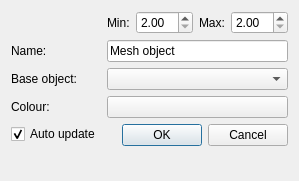
Old version of the form MeshDialog.ui in the repository ma-tech/WlzQtApps.
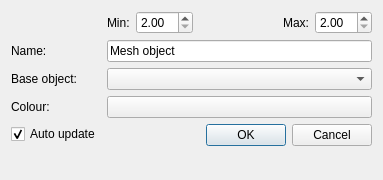
New version of the form. Custom widgets are drawn as their Qt base class.

What changed in the file:
```diff
--- a/MeshDialog.ui
+++ b/MeshDialog.ui
@@ -6,8 +6,8 @@
    <rect>
     <x>0</x>
     <y>0</y>
-    <width>289</width>
-    <height>181</height>
+    <width>383</width>
+    <height>180</height>
    </rect>
   </property>
   <property name="minimumSize">
@@ -35,7 +35,7 @@
     </widget>
    </item>
    <item row="0" column="1">
-    <layout class="QHBoxLayout" name="horizontalLayout">
+    <layout class="QHBoxLayout" name="horizontalLayout" stretch="0,0,1,0">
      <item>
       <widget class="QLabel" name="label_2">
        <property name="text">
@@ -55,6 +55,9 @@
        <property name="text">
         <string>Max:</string>
        </property>
+       <property name="alignment">
+        <set>Qt::AlignRight|Qt::AlignTrailing|Qt::AlignVCenter</set>
+       </property>
       </widget>
      </item>
      <item>
@@ -93,14 +96,7 @@
    <item row="3" column="1">
     <widget class="QtColorPicker" name="colorpickerObject"/>
    </item>
-   <item row="5" column="1">
-    <widget class="QDialogButtonBox" name="buttonBox">
-     <property name="standardButtons">
-      <set>QDialogButtonBox::Cancel|QDialogButtonBox::Ok</set>
-     </property>
-    </widget>
-   </item>
-   <item row="5" column="0">
+   <item row="4" column="0">
     <widget class="QCheckBox" name="checkBoxAutoUpdate">
      <property name="text">
       <string>Auto update</string>
@@ -110,6 +106,13 @@
      </property>
     </widget>
    </item>
+   <item row="4" column="1">
+    <widget class="QDialogButtonBox" name="buttonBox">
+     <property name="standardButtons">
+      <set>QDialogButtonBox::Cancel|QDialogButtonBox::Ok</set>
+     </property>
+    </widget>
+   </item>
   </layout>
  </widget>
  <customwidgets>
```
Left out of the diff: 42 changed lines with no effect on the pictures.
